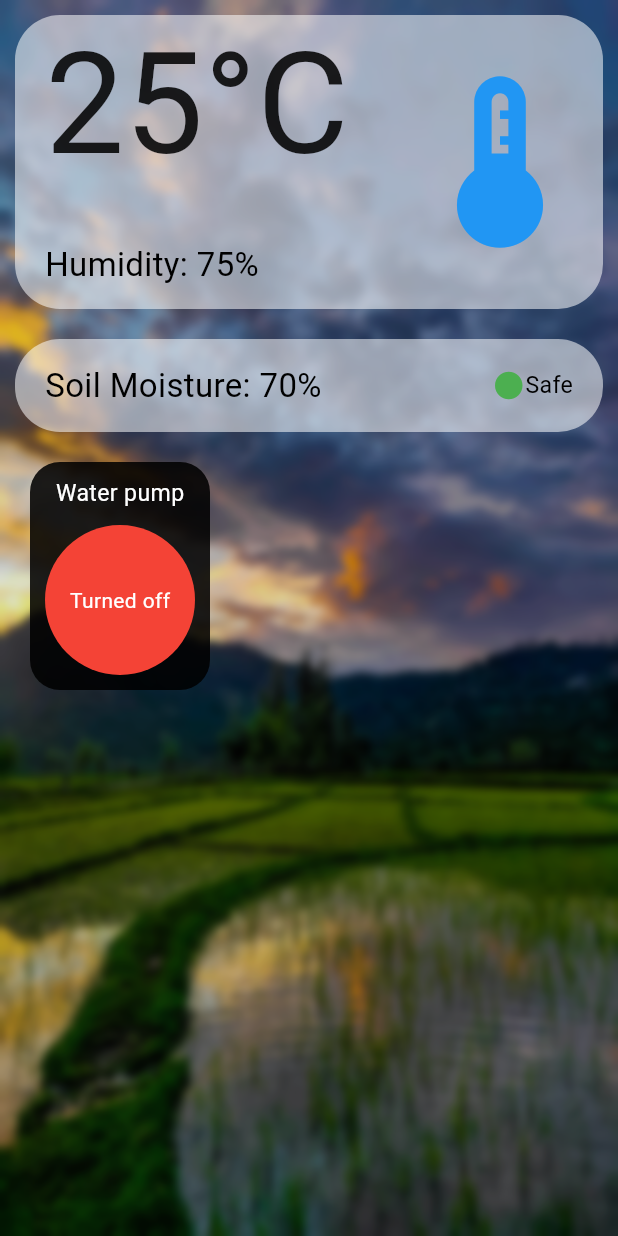
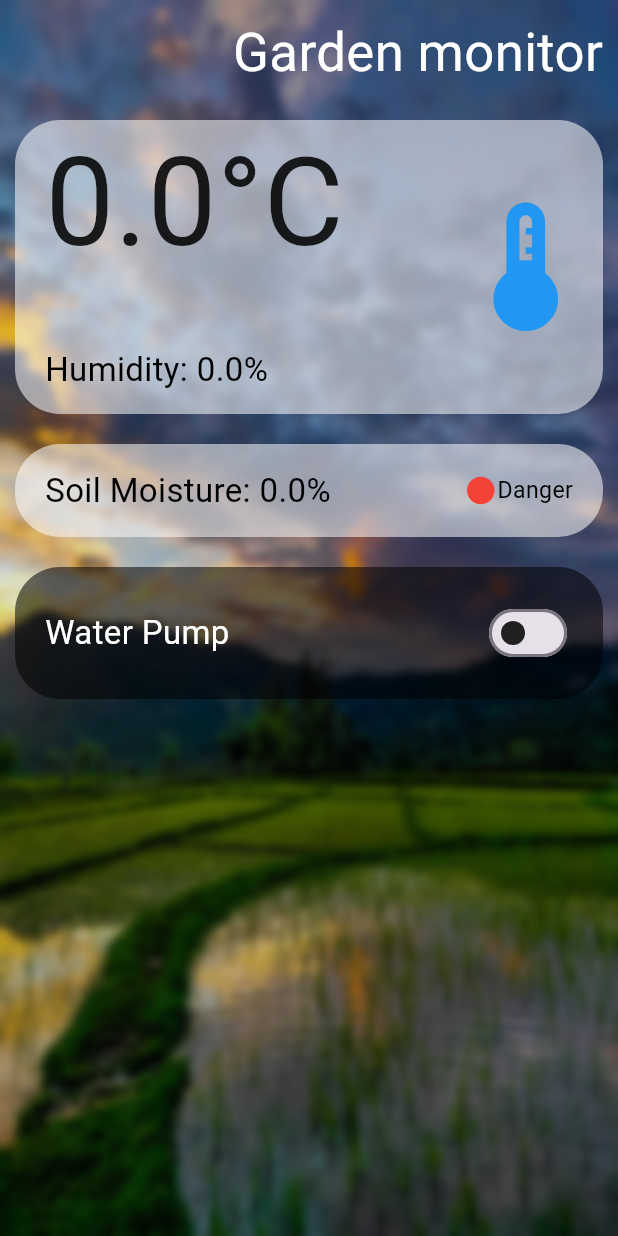
Before and after one commit to KisoththamanM/IoT_Garden-Monitor, a Flutter app: the screen it shows after launch, on a phone screen of 412 x 824 dp. Run offline on Flutter 3.47's test engine with Material 3 defaults, Android fonts, the phone set to English and light mode, and no system bars; missing offline and left inert: mqtt_client.

Commit message:
Project finished with MQTT free broker and other features(Flutter app: sensor readings, water pump switch) areworking correctly.

```diff
--- a/Flutter App/Garden Monitor/garden_monitor/lib/main.dart
+++ b/Flutter App/Garden Monitor/garden_monitor/lib/main.dart
@@ -1,7 +1,5 @@
-import 'dart:convert';
 import 'dart:ui';
 import 'package:flutter/material.dart';
-import 'package:flutter/services.dart';
 import 'package:mqtt_client/mqtt_client.dart';
 import 'package:mqtt_client/mqtt_server_client.dart';
 
@@ -9,8 +7,86 @@ void main() {
   runApp(MaterialApp(home: GardenMonitor(), debugShowCheckedModeBanner: false));
 }
 
-class GardenMonitor extends StatelessWidget {
+class GardenMonitor extends StatefulWidget {
   const GardenMonitor({super.key});
+
+  @override
+  State<GardenMonitor> createState() => _GardenMonitorState();
+}
+
+class _GardenMonitorState extends State<GardenMonitor> {
+  late MqttServerClient client;
+
+  double temperature = 0;
+  double humidity = 0;
+  double soil = 0;
+  bool isPumpOn = false;
+  String pumpStatus = "OFF";
+  double desiredMoisture = 70;
+
+  @override
+  void initState() {
+    super.initState();
+    connectMQTT();
+  }
+
+  Future<void> connectMQTT() async {
+    client = MqttServerClient('broker.hivemq.com', 'flutter_irrigation_app');
+
+    client.port = 1883;
+    client.keepAlivePeriod = 20;
+    client.onConnected = () => debugPrint("MQTT Connected");
+
+    await client.connect();
+
+    client.subscribe('iot/irrigation/sensor', MqttQos.atMostOnce);
+
+    client.updates!.listen((events) {
+      final recMess = events[0].payload as MqttPublishMessage;
+      final payload = MqttPublishPayload.bytesToStringAsString(
+        recMess.payload.message,
+      );
+
+      final values = payload.split(',');
+
+      setState(() {
+        temperature = double.parse(values[0]);
+        humidity = double.parse(values[1]);
+        soil = double.parse(values[2]);
+      });
+    });
+  }
+
+  void publishPumpCommand(String cmd) {
+    final builder = MqttClientPayloadBuilder();
+    builder.addString(cmd);
+
+    client.publishMessage(
+      'iot/irrigation/pump',
+      MqttQos.atMostOnce,
+      builder.payload!,
+    );
+
+    setState(() {
+      pumpStatus = cmd;
+    });
+  }
+
+  void togglePump(bool value) {
+    final builder = MqttClientPayloadBuilder();
+    builder.addString(value ? "ON" : "OFF");
+
+    client.publishMessage(
+      'iot/irrigation/pump',
+      MqttQos.atMostOnce,
+      builder.payload!,
+    );
+
+    setState(() {
+      isPumpOn = value;
+      pumpStatus = value ? "ON" : "OFF";
+    });
+  }
 
   @override
   Widget build(BuildContext context) {
@@ -40,6 +116,19 @@ class GardenMonitor extends StatelessWidget {
                 mainAxisAlignment: MainAxisAlignment.start,
                 crossAxisAlignment: CrossAxisAlignment.start,
                 children: [
+                  Align(
+                    alignment: Alignment.centerRight,
+                    child: Padding(
+                      padding: EdgeInsets.all(10.0),
+                      child: Text(
+                        'Garden monitor',
+                        style: TextStyle(
+                          color: Colors.white,
+                          fontSize: (screenWidth / 8 - 7.5) * 0.8,
+                        ),
+                      ),
+                    ),
+                  ),
                   Padding(
                     padding: const EdgeInsets.all(10.0),
                     child: Container(
@@ -64,15 +153,15 @@ class GardenMonitor extends StatelessWidget {
                                   crossAxisAlignment: CrossAxisAlignment.start,
                                   children: [
                                     Text(
-                                      '25°C',
+                                      '$temperature°C',
                                       style: TextStyle(
                                         color: Colors.black87,
-                                        fontSize: (screenWidth / 3 - 20) * 0.8,
+                                        fontSize: (screenWidth / 3 - 20) * 0.7,
                                         height: 0.85,
                                       ),
                                     ),
                                     Text(
-                                      'Humidity: 75%',
+                                      'Humidity: $humidity%',
                                       style: TextStyle(
                                         color: Colors.black,
                                         fontSize: (screenWidth / 8 - 7.5) * 0.5,
@@ -86,8 +175,10 @@ class GardenMonitor extends StatelessWidget {
                           ),
                           Icon(
                             Icons.device_thermostat_outlined,
-                            size: screenWidth / 3,
-                            color: Colors.blue,
+                            size: screenWidth / 4,
+                            color: temperature <= 30.0
+                                ? Colors.blue
+                                : Colors.deepOrangeAccent,
                           ),
                         ],
                       ),
@@ -108,7 +199,7 @@ class GardenMonitor extends StatelessWidget {
                         children: [
                           Expanded(
                             child: Text(
-                              'Soil Moisture: 70%',
+                              'Soil Moisture: $soil%',
                               style: TextStyle(
                                 color: Colors.black,
                                 fontSize: (screenWidth / 8 - 7.5) * 0.5,
@@ -118,11 +209,13 @@ class GardenMonitor extends StatelessWidget {
                           ),
                           Icon(
                             Icons.circle,
-                            color: Colors.green,
+                            color: soil > desiredMoisture
+                                ? Colors.green
+                                : Colors.red,
                             size: (screenWidth / 8 - 7.5) * 0.5,
                           ),
                           Text(
-                            'Safe',
+                            soil > desiredMoisture ? 'Safe' : 'Danger',
                             style: TextStyle(
                               color: Colors.black,
                               fontSize: (screenWidth / 8 - 7.5) * 0.35,
@@ -133,40 +226,35 @@ class GardenMonitor extends StatelessWidget {
                     ),
                   ),
                   Padding(
-                    padding: EdgeInsets.only(top: 10, bottom: 10, left: 20),
+                    padding: const EdgeInsets.all(10.0),
                     child: Container(
-                      padding: EdgeInsets.all(10),
+                      width: screenWidth - 20.0,
+                      padding: EdgeInsets.all(20.0),
                       decoration: BoxDecoration(
-                        color: Colors.black87,
-                        borderRadius: BorderRadius.circular(20.0),
+                        color: Colors.black54,
+                        borderRadius: BorderRadius.circular(30.0),
                       ),
-                      child: Column(
+                      child: Row(
+                        mainAxisAlignment: MainAxisAlignment.start,
+                        crossAxisAlignment: CrossAxisAlignment.center,
                         children: [
-                          Text(
-                            'Water pump',
-                            style: TextStyle(
-                              color: Colors.white,
-                              fontSize: (screenWidth / 8 - 7.5) * 0.35,
+                          Expanded(
+                            child: Text(
+                              'Water Pump',
+                              style: TextStyle(
+                                color: Colors.white,
+                                fontSize: (screenWidth / 8 - 7.5) * 0.5,
+                                height: 0.85,
+                              ),
                             ),
                           ),
-                          SizedBox(height: 10),
-                          GestureDetector(
-                            onTap: () {},
-                            child: Container(
-                              width: 100.0,
-                              height: 100.0,
-                              decoration: BoxDecoration(
-                                color: Colors.red,
-                                borderRadius: BorderRadius.circular(50.0),
-                              ),
-                              child: Align(
-                                alignment: Alignment.center,
-                                child: Text(
-                                  'Turned off',
-                                  style: TextStyle(color: Colors.white),
-                                ),
-                              ),
-                            ),
+                          Switch(
+                            value: isPumpOn,
+                            onChanged: (value) {
+                              togglePump(value);
+                            },
+                            activeThumbColor: Colors.green,
+                            inactiveThumbColor: Colors.black87,
                           ),
                         ],
                       ),
```
Also changed, not shown: 1 other file.
